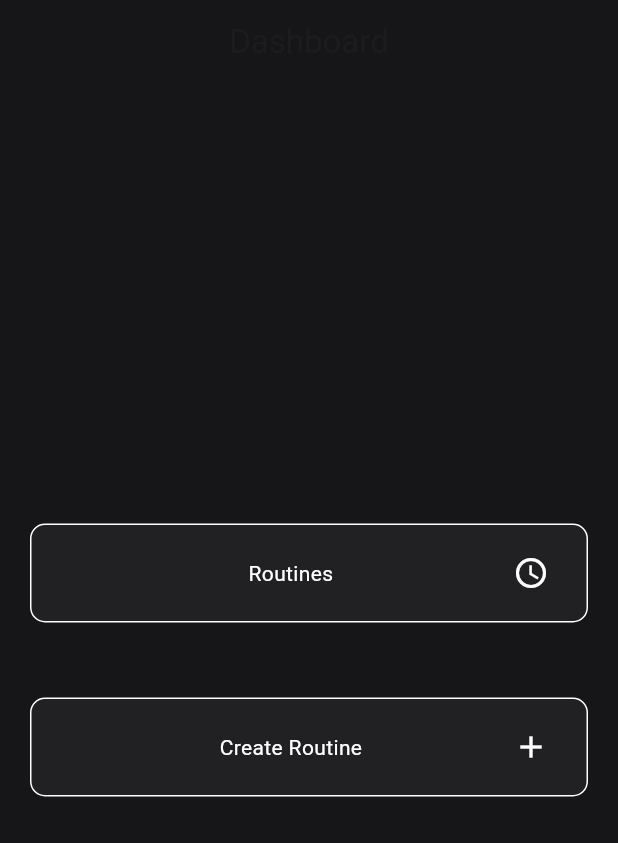
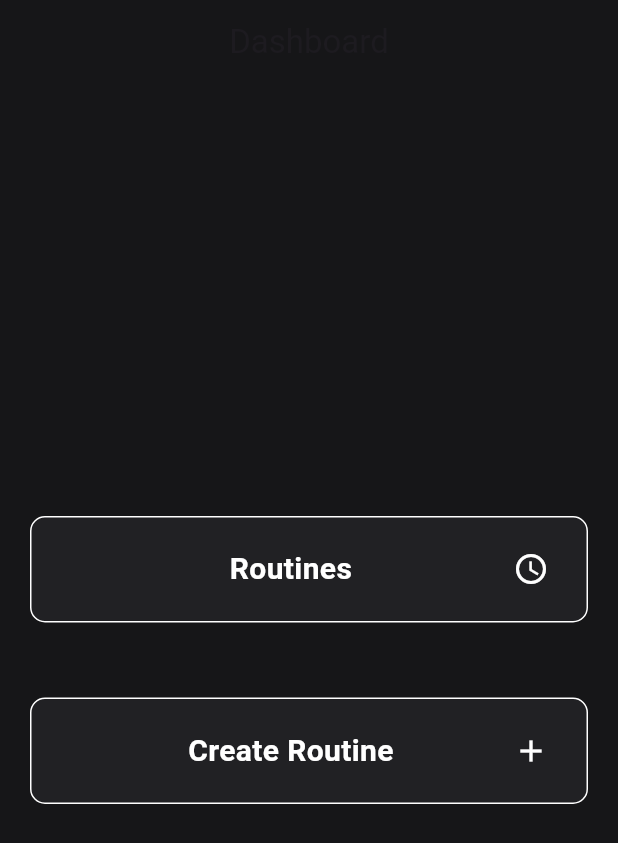
Before and after one commit to cyberail/sculpt, a Flutter app: the screen it shows after launch, on a phone screen of 412 x 824 dp. Shown: the top 843 px of the screen. Run offline on Flutter 3.47's test engine with Material 3 defaults, Android fonts, the phone set to English and light mode, and no system bars; our stand-ins replace bloc, flutter_bloc, get_it, go_router, isar; accounts and stored records are empty; generated files the repository leaves out were written again.

Commit message:
ref: larger fonts

```diff
--- a/lib/presentation/ui_kit/buttons/large_btn.dart
+++ b/lib/presentation/ui_kit/buttons/large_btn.dart
@@ -32,7 +32,7 @@ class LargeBtn extends StatelessWidget {
             Expanded(
               child: Text(
                 label,
-                style: TextStyle(color: fgColor),
+                style: TextStyle(color: fgColor, fontSize: 20, fontWeight: FontWeight.bold),
                 textAlign: TextAlign.center,
               ),
             ),
```
